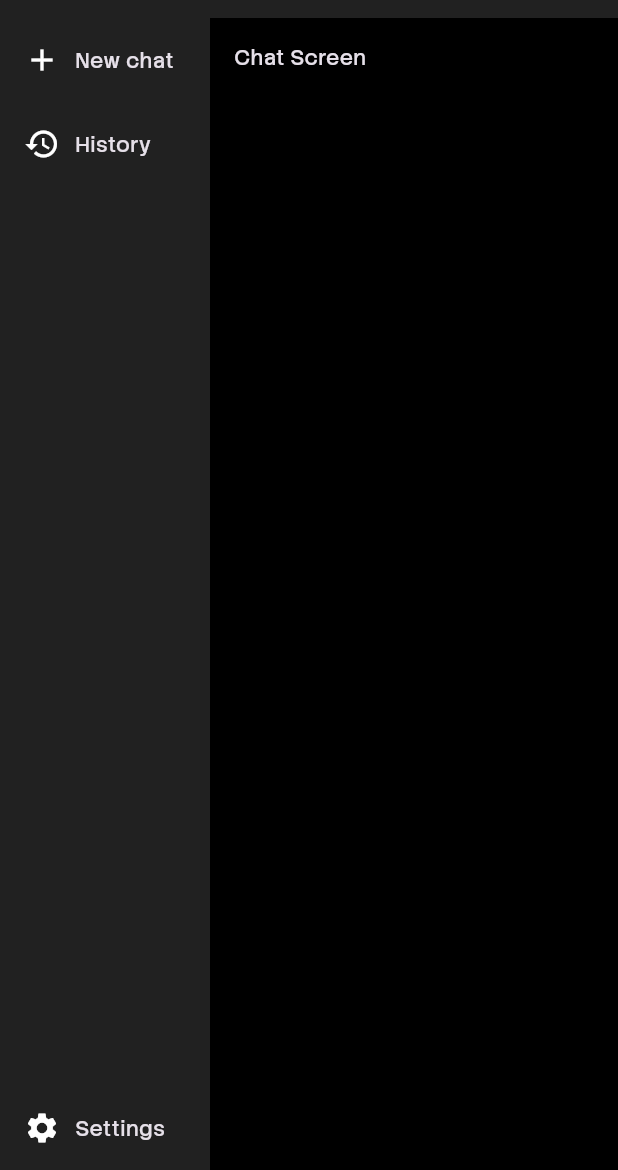
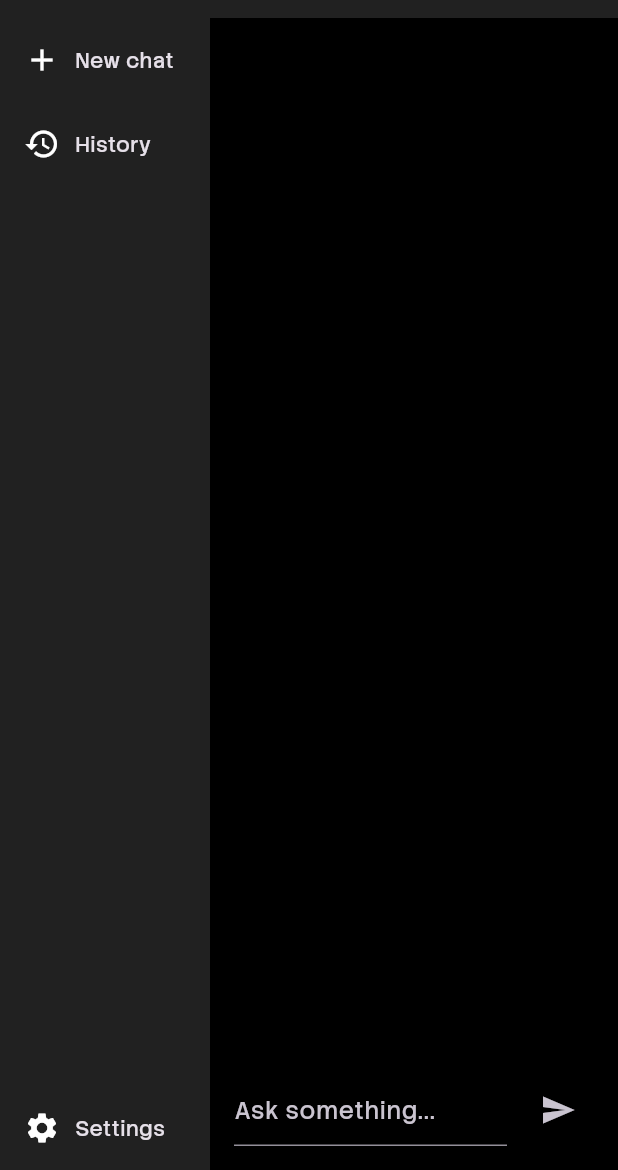
Before and after one commit to angelsaezr/intertraceai, a Flutter app: the screen it shows after launch, on a phone screen of 412 x 824 dp, the part 66-1236 px from its top. Run offline on Flutter 3.47's test engine with Material 3 defaults, Android fonts, the light colour scheme and no system bars; our stand-ins replace flutter_riverpod, go_router.

Commit message:
Feat: implement chat functionality with Riverpod state management

```diff
--- a/frontend/lib/core/router/app_router.dart
+++ b/frontend/lib/core/router/app_router.dart
@@ -1,8 +1,8 @@
 import 'package:go_router/go_router.dart';
-import 'package:intertraceai/features/chat/presentation/screens/history_screen.dart';
+import 'package:intertraceai/features/history/presentation/screens/history_screen.dart';
 import 'package:intertraceai/shared/layout/app_layout.dart';
 import 'package:intertraceai/features/chat/presentation/screens/chat_screen.dart';
-import 'package:intertraceai/features/chat/presentation/screens/settings_screen.dart';
+import 'package:intertraceai/features/settings/presentation/screens/settings_screen.dart';
 
 final appRouter = GoRouter(
   initialLocation: '/',
--- /dev/null
+++ b/frontend/lib/features/chat/model/chat_message.dart
@@ -0,0 +1,6 @@
+class ChatMessage {
+  final String text;
+  final bool isUser;
+
+  ChatMessage({required this.text, required this.isUser});
+}
--- a/frontend/lib/features/chat/presentation/screens/chat_screen.dart
+++ b/frontend/lib/features/chat/presentation/screens/chat_screen.dart
@@ -1,10 +1,58 @@
 import 'package:flutter/material.dart';
+import 'package:flutter_riverpod/flutter_riverpod.dart';
+import '../../controller/chat_controller.dart';
+import '../widgets/message_bubble.dart';
 
-class ChatScreen extends StatelessWidget {
+class ChatScreen extends ConsumerStatefulWidget {
   const ChatScreen({super.key});
 
   @override
+  ConsumerState<ChatScreen> createState() => _ChatScreenState();
+}
+
+class _ChatScreenState extends ConsumerState<ChatScreen> {
+  final TextEditingController _controller = TextEditingController();
+
+  @override
   Widget build(BuildContext context) {
-    return const Text('Chat Screen');
+    final messages = ref.watch(chatProvider);
+
+    return Column(
+      children: [
+        Expanded(
+          child: ListView.builder(
+            padding: const EdgeInsets.only(bottom: 16),
+            itemCount: messages.length,
+            itemBuilder: (context, index) {
+              final msg = messages[index];
+              return MessageBubble(text: msg.text, isUser: msg.isUser);
+            },
+          ),
+        ),
+
+        Row(
+          children: [
+            Expanded(
+              child: TextField(
+                controller: _controller,
+                decoration: const InputDecoration(
+                  hintText: "Ask something...",
+                ),
+              ),
+            ),
+            const SizedBox(width: 10),
+            IconButton(
+              icon: const Icon(Icons.send),
+              onPressed: () {
+                if (_controller.text.trim().isNotEmpty) {
+                  ref.read(chatProvider.notifier).sendMessage(_controller.text.trim());
+                  _controller.clear();
+                }
+              },
+            )
+          ],
+        )
+      ],
+    );
   }
 }
--- a/frontend/lib/main.dart
+++ b/frontend/lib/main.dart
@@ -1,9 +1,10 @@
 import 'package:flutter/material.dart';
+import 'package:flutter_riverpod/flutter_riverpod.dart';
 import 'core/router/app_router.dart';
 import 'core/theme/app_theme.dart';
 
 void main() {
-  runApp(const MyApp());
+  runApp(const ProviderScope(child: MyApp()));
 }
 
 class MyApp extends StatelessWidget {
--- a/frontend/lib/shared/layout/app_layout.dart
+++ b/frontend/lib/shared/layout/app_layout.dart
@@ -1,39 +1,43 @@
 import 'package:flutter/material.dart';
+import 'package:flutter_riverpod/flutter_riverpod.dart';
+import 'package:intertraceai/shared/providers/sidebar_state.dart';
 import 'package:intertraceai/core/theme/app_colors.dart';
 import 'package:intertraceai/shared/widgets/sidebar.dart';
 
-class AppLayout extends StatefulWidget {
+class AppLayout extends ConsumerWidget {
   final Widget child;
 
   const AppLayout({super.key, required this.child});
 
   @override
-  State<AppLayout> createState() => _AppLayoutState();
-}
+  Widget build(BuildContext context, WidgetRef ref) {
+    final collapsed = ref.watch(sidebarCollapsedProvider);
 
-class _AppLayoutState extends State<AppLayout> {
-  bool collapsed = false;
-
-  @override
-  Widget build(BuildContext context) {
     return Scaffold(
       backgroundColor: AppColors.appBackground,
+
       appBar: AppBar(
         backgroundColor: AppColors.layoutBackground,
+
         leading: Align(
           alignment: Alignment.centerRight,
           child: IconButton(
             icon: Icon(collapsed ? Icons.menu : Icons.close),
-            onPressed: () => setState(() => collapsed = !collapsed),
+            onPressed: () =>
+              ref.read(sidebarCollapsedProvider.notifier).toggle(),
           ),
         ),
 
         title: Row(
           children: [
-            SizedBox(width: 10),
-            Image.asset("assets/images/icon.png", height: 32, width: 32),
-            SizedBox(width: 10),
-            Text("InterTraceAI"),
+            const SizedBox(width: 10),
+            Image.asset(
+              "assets/images/icon.png",
+              height: 32,
+              width: 32,
+            ),
+            const SizedBox(width: 10),
+            const Text("InterTraceAI"),
           ],
         ),
       ),
@@ -41,10 +45,11 @@ class _AppLayoutState extends State<AppLayout> {
       body: Row(
         children: [
           Sidebar(collapsed: collapsed),
+
           Expanded(
             child: Padding(
               padding: const EdgeInsets.all(16.0),
-              child: widget.child,
+              child: child,
             ),
           ),
         ],
--- /dev/null
+++ b/frontend/lib/shared/providers/sidebar_state.dart
@@ -0,0 +1,11 @@
+import 'package:flutter_riverpod/flutter_riverpod.dart';
+
+class SidebarStateNotifier extends Notifier<bool> {
+  @override
+  bool build() => false;
+
+  void toggle() => state = !state;
+}
+
+final sidebarCollapsedProvider =
+    NotifierProvider<SidebarStateNotifier, bool>(SidebarStateNotifier.new);
--- a/frontend/pubspec.yaml
+++ b/frontend/pubspec.yaml
@@ -32,6 +32,8 @@ dependencies:
     sdk: flutter
   web_socket_channel: ^3.0.3
   go_router: ^17.0.0
+  flutter_riverpod: ^3.0.0
+  http: ^1.6.0
 
   # The following adds the Cupertino Icons font to your application.
   # Use with the CupertinoIcons class for iOS style icons.
```
Also changed, not shown: frontend/lib/features/chat/controller/chat_controller.dart (added, +29 -0 lines), frontend/lib/features/chat/presentation/widgets/message_bubble.dart (added, +25 -0 lines), frontend/lib/features/chat/repository/chat_repository.dart (added, +22 -0 lines), frontend/lib/features/history/presentation/screens/history_screen.dart (renamed from frontend/lib/features/chat/presentation/screens/history_screen.dart), frontend/lib/features/settings/presentation/screens/settings_screen.dart (renamed from frontend/lib/features/chat/presentation/screens/settings_screen.dart), frontend/pubspec.lock, 1 other file.
